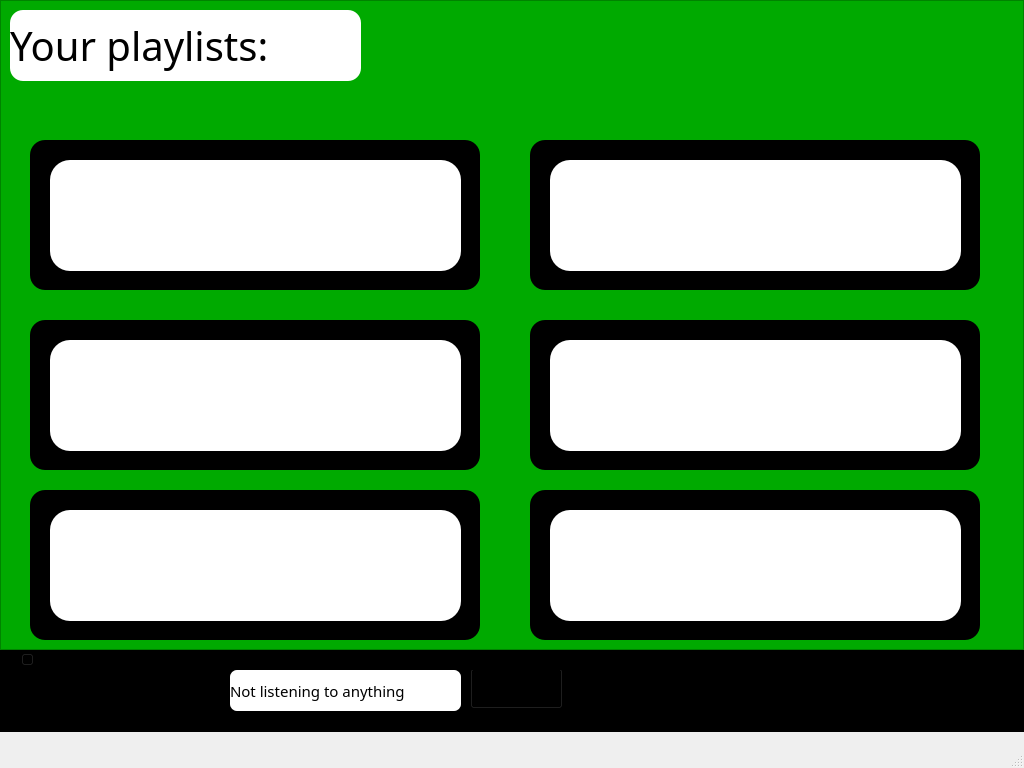
Qt form ui/mainmenu.ui (DoMinhTuong/python-app) before a commit.
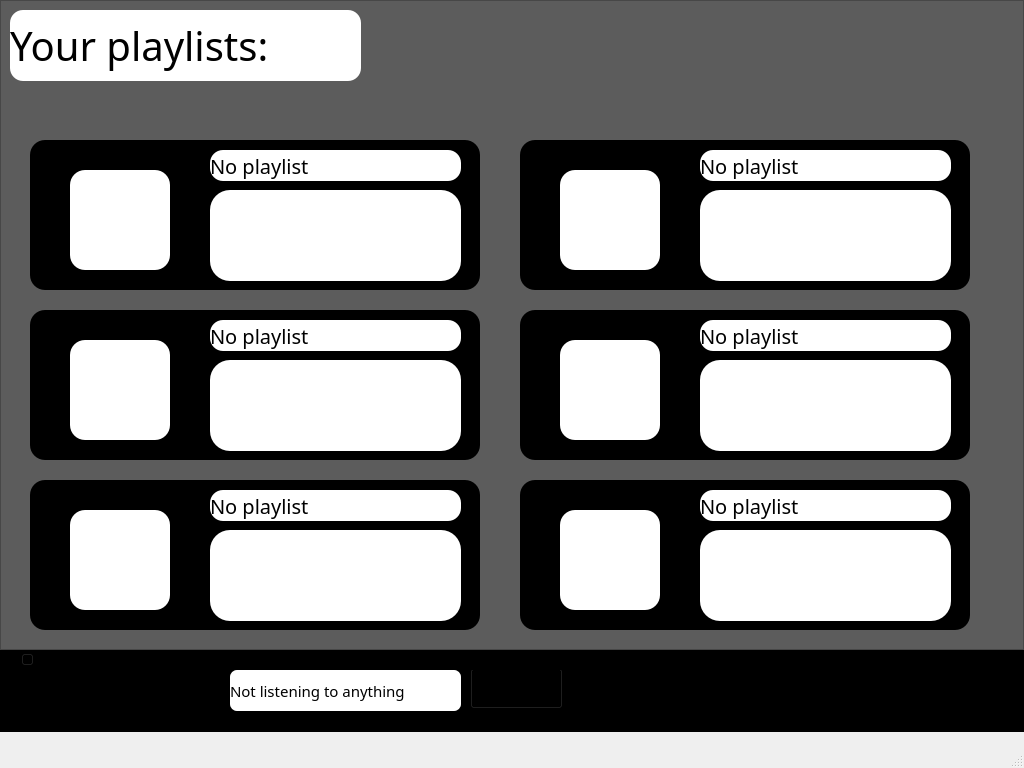
The same form after that commit. The open tabs and pages were chosen to show the change. Icons and pictures are not drawn.

Commit message: main menu

Patch:
```diff
--- a/ui/mainmenu.ui
+++ b/ui/mainmenu.ui
@@ -214,7 +214,7 @@
        </rect>
       </property>
       <property name="styleSheet">
-       <string notr="true">background-color:rgb(0, 170, 0);</string>
+       <string notr="true">background-color:rgb(92, 92, 92);</string>
       </property>
       <property name="frameShape">
        <enum>QFrame::Shape::StyledPanel</enum>
@@ -267,10 +267,10 @@
        <widget class="QPushButton" name="pushButton_12">
         <property name="geometry">
          <rect>
-          <x>20</x>
-          <y>20</y>
-          <width>411</width>
-          <height>111</height>
+          <x>180</x>
+          <y>50</y>
+          <width>251</width>
+          <height>91</height>
          </rect>
         </property>
         <property name="font">
@@ -292,11 +292,56 @@
           <normaloff>../img/plus-solid.svg</normaloff>../img/plus-solid.svg</iconset>
         </property>
        </widget>
+       <widget class="QLabel" name="playlist_name_txt">
+        <property name="geometry">
+         <rect>
+          <x>180</x>
+          <y>10</y>
+          <width>251</width>
+          <height>31</height>
+         </rect>
+        </property>
+        <property name="font">
+         <font>
+          <family>Segoe UI Black</family>
+          <pointsize>15</pointsize>
+         </font>
+        </property>
+        <property name="styleSheet">
+         <string notr="true">background-color:rgb(255, 255, 255);
+border-radius: 13px;</string>
+        </property>
+        <property name="text">
+         <string>No playlist</string>
+        </property>
+       </widget>
+       <widget class="QLabel" name="label_5">
+        <property name="geometry">
+         <rect>
+          <x>40</x>
+          <y>30</y>
+          <width>100</width>
+          <height>100</height>
+         </rect>
+        </property>
+        <property name="styleSheet">
+         <string notr="true">background-color:rgb(255, 255, 255);</string>
+        </property>
+        <property name="text">
+         <string/>
+        </property>
+        <property name="pixmap">
+         <pixmap>../img/music-solid.svg</pixmap>
+        </property>
+        <property name="scaledContents">
+         <bool>true</bool>
+        </property>
+       </widget>
       </widget>
       <widget class="QFrame" name="playlist_frame_2">
        <property name="geometry">
         <rect>
-         <x>530</x>
+         <x>520</x>
          <y>140</y>
          <width>450</width>
          <height>150</height>
@@ -315,10 +360,10 @@
        <widget class="QPushButton" name="pushButton_13">
         <property name="geometry">
          <rect>
-          <x>20</x>
-          <y>20</y>
-          <width>411</width>
-          <height>111</height>
+          <x>180</x>
+          <y>50</y>
+          <width>251</width>
+          <height>91</height>
          </rect>
         </property>
         <property name="font">
@@ -340,12 +385,57 @@
           <normaloff>../img/plus-solid.svg</normaloff>../img/plus-solid.svg</iconset>
         </property>
        </widget>
+       <widget class="QLabel" name="playlist_name_txt_2">
+        <property name="geometry">
+         <rect>
+          <x>180</x>
+          <y>10</y>
+          <width>251</width>
+          <height>31</height>
+         </rect>
+        </property>
+        <property name="font">
+         <font>
+          <family>Segoe UI Black</family>
+          <pointsize>15</pointsize>
+         </font>
+        </property>
+        <property name="styleSheet">
+         <string notr="true">background-color:rgb(255, 255, 255);
+border-radius: 13px;</string>
+        </property>
+        <property name="text">
+         <string>No playlist</string>
+        </property>
+       </widget>
+       <widget class="QLabel" name="label_11">
+        <property name="geometry">
+         <rect>
+          <x>40</x>
+          <y>30</y>
+          <width>100</width>
+          <height>100</height>
+         </rect>
+        </property>
+        <property name="styleSheet">
+         <string notr="true">background-color:rgb(255, 255, 255);</string>
+        </property>
+        <property name="text">
+         <string/>
+        </property>
+        <property name="pixmap">
+         <pixmap>../img/music-solid.svg</pixmap>
+        </property>
+        <property name="scaledContents">
+         <bool>true</bool>
+        </property>
+       </widget>
       </widget>
       <widget class="QFrame" name="playlist_frame_3">
        <property name="geometry">
         <rect>
          <x>30</x>
-         <y>320</y>
+         <y>310</y>
          <width>450</width>
          <height>150</height>
         </rect>
@@ -363,10 +453,10 @@
        <widget class="QPushButton" name="pushButton_14">
         <property name="geometry">
          <rect>
-          <x>20</x>
-          <y>20</y>
-          <width>411</width>
-          <height>111</height>
+          <x>180</x>
+          <y>50</y>
+          <width>251</width>
+          <height>91</height>
          </rect>
         </property>
         <property name="font">
@@ -388,12 +478,57 @@
           <normaloff>../img/plus-solid.svg</normaloff>../img/plus-solid.svg</iconset>
         </property>
        </widget>
+       <widget class="QLabel" name="playlist_name_txt_3">
+        <property name="geometry">
+         <rect>
+          <x>180</x>
+          <y>10</y>
+          <width>251</width>
+          <height>31</height>
+         </rect>
+        </property>
+        <property name="font">
+         <font>
+          <family>Segoe UI Black</family>
+          <pointsize>15</pointsize>
+         </font>
+        </property>
+        <property name="styleSheet">
+         <string notr="true">background-color:rgb(255, 255, 255);
+border-radius: 13px;</string>
+        </property>
+        <property name="text">
+         <string>No playlist</string>
+        </property>
+       </widget>
+       <widget class="QLabel" name="label_13">
+        <property name="geometry">
+         <rect>
+          <x>40</x>
+          <y>30</y>
+          <width>100</width>
+          <height>100</height>
+         </rect>
+        </property>
+        <property name="styleSheet">
+         <string notr="true">background-color:rgb(255, 255, 255);</string>
+        </property>
+        <property name="text">
+         <string/>
+        </property>
+        <property name="pixmap">
+         <pixmap>../img/music-solid.svg</pixmap>
+        </property>
+        <property name="scaledContents">
+         <bool>true</bool>
+        </property>
+       </widget>
       </widget>
       <widget class="QFrame" name="playlist_frame_4">
        <property name="geometry">
         <rect>
-         <x>530</x>
-         <y>320</y>
+         <x>520</x>
+         <y>310</y>
          <width>450</width>
          <height>150</height>
         </rect>
@@ -411,10 +546,10 @@
        <widget class="QPushButton" name="pushButton_15">
         <property name="geometry">
          <rect>
-          <x>20</x>
-          <y>20</y>
-          <width>411</width>
-          <height>111</height>
+          <x>180</x>
+          <y>50</y>
+          <width>251</width>
+          <height>91</height>
          </rect>
         </property>
         <property name="font">
@@ -436,12 +571,57 @@
           <normaloff>../img/plus-solid.svg</normaloff>../img/plus-solid.svg</iconset>
         </property>
        </widget>
+       <widget class="QLabel" name="playlist_name_txt_4">
+        <property name="geometry">
+         <rect>
+          <x>180</x>
+          <y>10</y>
+          <width>251</width>
+          <height>31</height>
+         </rect>
+        </property>
+        <property name="font">
+         <font>
+          <family>Segoe UI Black</family>
+          <pointsize>15</pointsize>
+         </font>
+        </property>
+        <property name="styleSheet">
+         <string notr="true">background-color:rgb(255, 255, 255);
+border-radius: 13px;</string>
+        </property>
+        <property name="text">
+         <string>No playlist</string>
+        </property>
+       </widget>
+       <widget class="QLabel" name="label_16">
+        <property name="geometry">
+         <rect>
+          <x>40</x>
+          <y>30</y>
+          <width>100</width>
+          <height>100</height>
+         </rect>
+        </property>
+        <property name="styleSheet">
+         <string notr="true">background-color:rgb(255, 255, 255);</string>
+        </property>
+        <property name="text">
+         <string/>
+        </property>
+        <property name="pixmap">
+         <pixmap>../img/music-solid.svg</pixmap>
+        </property>
+        <property name="scaledContents">
+         <bool>true</bool>
+        </property>
+       </widget>
       </widget>
       <widget class="QFrame" name="playlist_frame_5">
        <property name="geometry">
         <rect>
          <x>30</x>
-         <y>490</y>
+         <y>480</y>
          <width>450</width>
          <height>150</height>
         </rect>
@@ -459,10 +639,10 @@
        <widget class="QPushButton" name="pushButton_16">
         <property name="geometry">
          <rect>
-          <x>20</x>
-          <y>20</y>
-          <width>411</width>
-          <height>111</height>
+          <x>180</x>
+          <y>50</y>
+          <width>251</width>
+          <height>91</height>
          </rect>
         </property>
         <property name="font">
@@ -484,12 +664,57 @@
           <normaloff>../img/plus-solid.svg</normaloff>../img/plus-solid.svg</iconset>
         </property>
        </widget>
+       <widget class="QLabel" name="playlist_name_txt_5">
+        <property name="geometry">
+         <rect>
+          <x>180</x>
+          <y>10</y>
+          <width>251</width>
+          <height>31</height>
+         </rect>
+        </property>
+        <property name="font">
+         <font>
+          <family>Segoe UI Black</family>
+          <pointsize>15</pointsize>
+         </font>
+        </property>
+        <property name="styleSheet">
+         <string notr="true">background-color:rgb(255, 255, 255);
+border-radius: 13px;</string>
+        </property>
+        <property name="text">
+         <string>No playlist</string>
+        </property>
+       </widget>
+       <widget class="QLabel" name="label_18">
+        <property name="geometry">
+         <rect>
+          <x>40</x>
+          <y>30</y>
+          <width>100</width>
+          <height>100</height>
+         </rect>
+        </property>
+        <property name="styleSheet">
+         <string notr="true">background-color:rgb(255, 255, 255);</string>
+        </property>
+        <property name="text">
+         <string/>
+        </property>
+        <property name="pixmap">
+         <pixmap>../img/music-solid.svg</pixmap>
+        </property>
+        <property name="scaledContents">
+         <bool>true</bool>
+        </property>
+       </widget>
       </widget>
       <widget class="QFrame" name="playlist_frame_6">
        <property name="geometry">
         <rect>
-         <x>530</x>
-         <y>490</y>
+         <x>520</x>
+         <y>480</y>
          <width>450</width>
          <height>150</height>
         </rect>
@@ -507,10 +732,10 @@
        <widget class="QPushButton" name="pushButton_17">
         <property name="geometry">
          <rect>
-          <x>20</x>
-          <y>20</y>
-          <width>411</width>
-          <height>111</height>
+          <x>180</x>
+          <y>50</y>
+          <width>251</width>
+          <height>91</height>
          </rect>
         </property>
         <property name="font">
@@ -532,6 +757,51 @@
           <normaloff>../img/plus-solid.svg</normaloff>../img/plus-solid.svg</iconset>
         </property>
        </widget>
+       <widget class="QLabel" name="playlist_name_txt_6">
+        <property name="geometry">
+         <rect>
+          <x>180</x>
+          <y>10</y>
+          <width>251</width>
+          <height>31</height>
+         </rect>
+        </property>
+        <property name="font">
+         <font>
+          <family>Segoe UI Black</family>
+          <pointsize>15</pointsize>
+         </font>
+        </property>
+        <property name="styleSheet">
+         <string notr="true">background-color:rgb(255, 255, 255);
+border-radius: 13px;</string>
+        </property>
+        <property name="text">
+         <string>No playlist</string>
+        </property>
+       </widget>
+       <widget class="QLabel" name="label_20">
+        <property name="geometry">
+         <rect>
+          <x>40</x>
+          <y>30</y>
+          <width>100</width>
+          <height>100</height>
+         </rect>
+        </property>
+        <property name="styleSheet">
+         <string notr="true">background-color:rgb(255, 255, 255);</string>
+        </property>
+        <property name="text">
+         <string/>
+        </property>
+        <property name="pixmap">
+         <pixmap>../img/music-solid.svg</pixmap>
+        </property>
+        <property name="scaledContents">
+         <bool>true</bool>
+        </property>
+       </widget>
       </widget>
      </widget>
     </widget>
```
Left out of the diff: 24 changed lines with no effect on the pictures. The commit also changes 1 other file.
